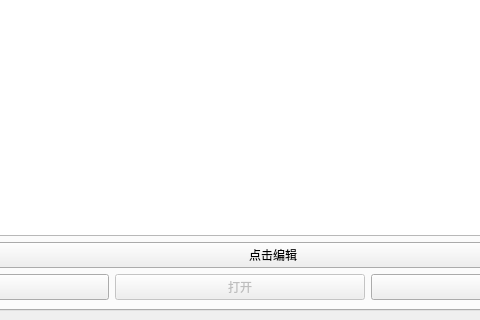
This is mainwindow.ui in This-is-XiaoDeng/SCCEX as Qt 5 draws it before an edit; both pictures show x 160 to 640 and y 280 to 600 of the 800 by 600 pixel window. The edited form follows.
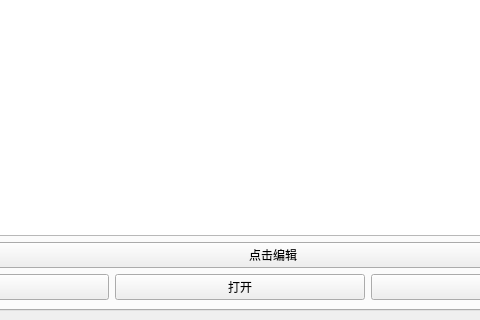
This is the edited form.

Diff of the .ui file:
```diff
--- a/mainwindow.ui
+++ b/mainwindow.ui
@@ -47,7 +47,7 @@
           <item>
            <widget class="QPushButton" name="pushButton_3">
             <property name="enabled">
-             <bool>false</bool>
+             <bool>true</bool>
             </property>
             <property name="text">
              <string>打开</string>
```
